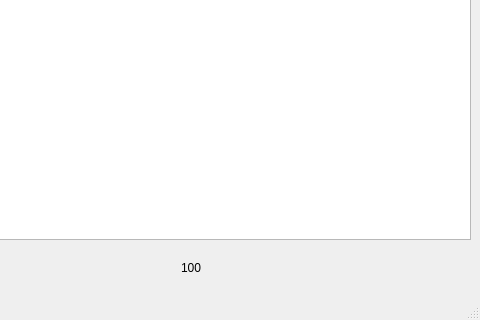
JevonK/qt6-crm, file customwindow.ui: the form before one commit; both pictures show x 829 to 1309 and y 489 to 809 of the 1309 by 809 pixel window.
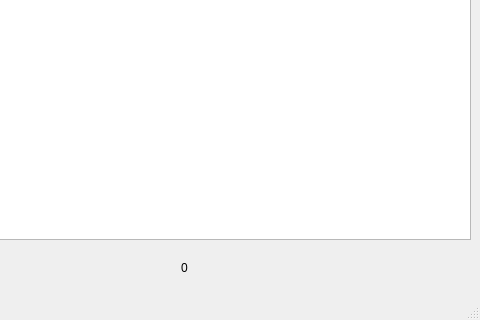
The form after the commit.

```diff
--- a/customwindow.ui
+++ b/customwindow.ui
@@ -59,7 +59,7 @@
        <item>
         <widget class="QLabel" name="total_page_num">
          <property name="text">
-          <string>100</string>
+          <string>0</string>
          </property>
         </widget>
        </item>
```
Left out of the diff: 2 changed lines with no effect on the pictures.
